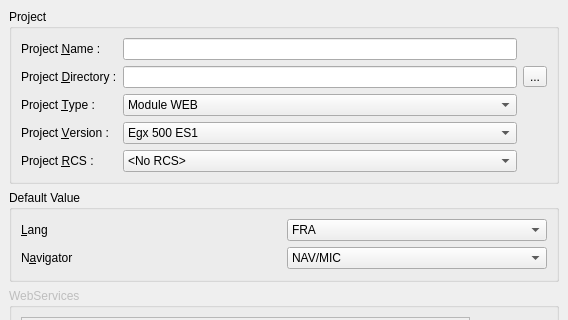
Old version of the form ui/projectproperty.ui in the repository phoenix741/xinx; both pictures show x 0 to 568 and y 0 to 320 of the 568 by 542 pixel window.
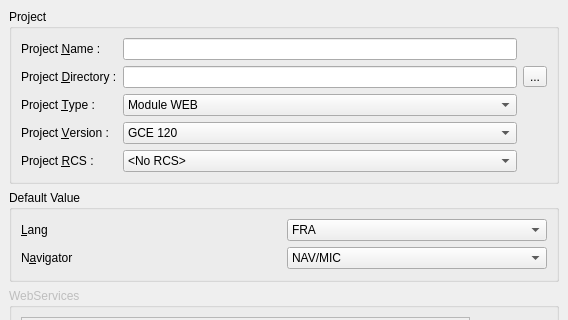
New version of the form. Icons and pictures are not drawn.

Diff of the .ui file:
```diff
--- a/ui/projectproperty.ui
+++ b/ui/projectproperty.ui
@@ -62,6 +62,9 @@
       </item>
       <item row="3" column="1" >
        <widget class="QComboBox" name="m_projectVersionCombo" >
+        <property name="currentIndex" >
+         <number>3</number>
+        </property>
         <item>
          <property name="text" >
           <string>Egx 500 ES1</string>
```
